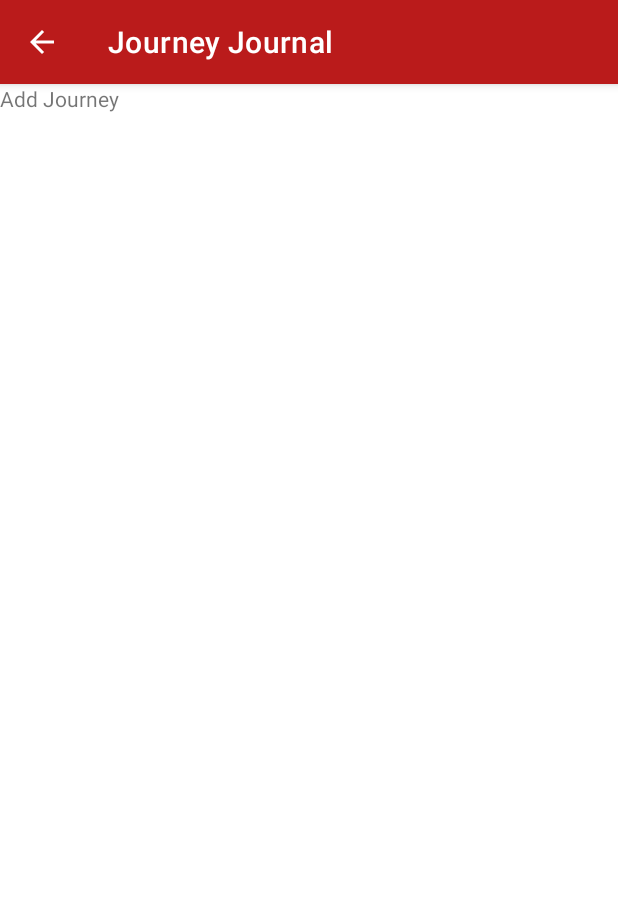
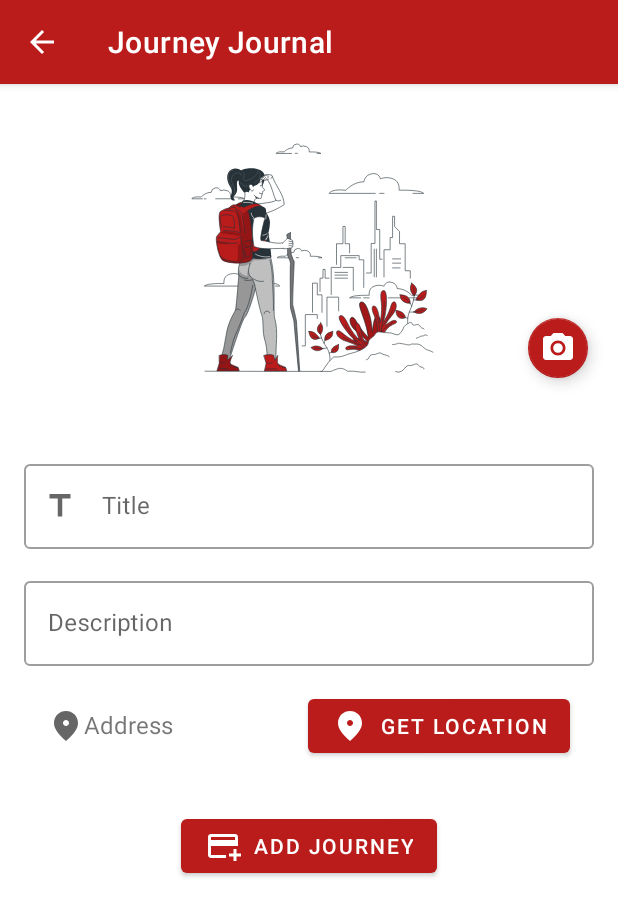
Before and after one commit to itSubeDibesh/JourneyJournal, an Android app: the fragment AddFragment placed in its activity, on a phone screen of 412 x 824 dp. Shown: the top 916 px of the screen. Run offline under Robolectric (Android 15) with nearby library versions, the phone set to English and light mode, and no system bars; 1 statement that could not run was skipped.

Commit message:
Journey CRUD Ui Completed

```diff
--- a/app/src/main/res/layout/fragment_add.xml
+++ b/app/src/main/res/layout/fragment_add.xml
@@ -1,15 +1,131 @@
 <?xml version="1.0" encoding="utf-8"?>
-<FrameLayout xmlns:android="http://schemas.android.com/apk/res/android"
+<ScrollView xmlns:android="http://schemas.android.com/apk/res/android"
     xmlns:tools="http://schemas.android.com/tools"
     android:layout_width="match_parent"
     android:layout_height="match_parent"
-    android:theme="@style/Theme.JourneyJournal"
+    xmlns:app="http://schemas.android.com/apk/res-auto"
     tools:context=".views.fragments.journey.add.AddFragment">
 
-    <TextView
-        android:layout_width="wrap_content"
-        android:layout_height="wrap_content"
-        android:text="@string/page_add_journey"
-        />
+    <androidx.constraintlayout.widget.ConstraintLayout
+        android:layout_width="match_parent"
+        android:layout_height="@dimen/ib">
 
-</FrameLayout>
+        <ImageView
+            android:id="@+id/iv_journey_image"
+            android:layout_width="wrap_content"
+            android:layout_height="@dimen/ib_200"
+            android:layout_marginTop="@dimen/dp_medium"
+            android:contentDescription="@string/field_journey_image"
+            android:scaleType="fitCenter"
+            android:src="@drawable/ic_img_journey_default"
+            app:layout_constraintEnd_toEndOf="parent"
+            app:layout_constraintHorizontal_bias="0.0"
+            app:layout_constraintStart_toStartOf="parent"
+            app:layout_constraintTop_toTopOf="parent" />
+
+        <com.google.android.material.floatingactionbutton.FloatingActionButton
+            android:id="@+id/fab_image_add"
+            android:layout_width="wrap_content"
+            android:layout_height="wrap_content"
+            android:layout_margin="@dimen/dp_medium"
+            android:clickable="true"
+            android:contentDescription="@string/field_journey_image"
+            android:focusable="true"
+            android:src="@drawable/ic_camera"
+            android:theme="@style/Theme.JourneyJournal.FAB"
+            app:fabSize="mini"
+            app:layout_constraintBottom_toBottomOf="@+id/iv_journey_image"
+            app:layout_constraintEnd_toEndOf="parent" />
+
+        <LinearLayout
+            android:layout_width="match_parent"
+            android:layout_height="match_parent"
+            android:layout_margin="@dimen/dp_medium"
+            android:orientation="vertical"
+            app:layout_constraintBottom_toBottomOf="parent"
+            app:layout_constraintEnd_toEndOf="parent"
+            app:layout_constraintStart_toStartOf="parent"
+            app:layout_constraintTop_toBottomOf="@+id/iv_journey_image">
+
+            <com.google.android.material.textfield.TextInputLayout
+                style="@style/Widget.MaterialComponents.TextInputLayout.OutlinedBox"
+                android:layout_width="match_parent"
+                android:layout_height="wrap_content"
+                android:layout_marginTop="@dimen/dp_medium"
+                android:hint="@string/field_journey_title"
+                app:startIconDrawable="@drawable/ic_title">
+
+                <com.google.android.material.textfield.TextInputEditText
+                    android:id="@+id/tf_journey_title"
+                    android:layout_width="match_parent"
+                    android:layout_height="wrap_content"
+                    android:inputType="text" />
+
+            </com.google.android.material.textfield.TextInputLayout>
+
+            <com.google.android.material.textfield.TextInputLayout
+                style="@style/Widget.MaterialComponents.TextInputLayout.OutlinedBox"
+                android:layout_width="match_parent"
+                android:layout_height="wrap_content"
+                android:layout_marginTop="@dimen/dp_medium"
+                android:hint="@string/field_journey_description">
+
+                <com.google.android.material.textfield.TextInputEditText
+                    android:id="@+id/tf_journey_description"
+                    android:layout_width="match_parent"
+                    android:layout_height="wrap_content"
+                    android:inputType="textMultiLine"
+                    android:maxHeight="@dimen/ib_150" />
+
+            </com.google.android.material.textfield.TextInputLayout>
+
+            <androidx.constraintlayout.widget.ConstraintLayout
+                android:layout_width="match_parent"
+                android:layout_height="wrap_content">
+
+                <TextView
+                    android:id="@+id/til_journey_address"
+                    android:layout_width="wrap_content"
+                    android:layout_height="wrap_content"
+                    android:layout_gravity="center"
+                    android:layout_margin="@dimen/dp_medium"
+                    android:text="@string/field_journey_address"
+                    android:textSize="@dimen/sp_medium"
+                    app:drawableLeftCompat="@drawable/ic_gps"
+                    app:layout_constraintBottom_toBottomOf="parent"
+                    app:layout_constraintStart_toStartOf="parent"
+                    app:layout_constraintTop_toTopOf="parent" />
+
+                <Button
+                    android:id="@+id/btn_journey_get_location"
+                    android:layout_width="wrap_content"
+                    android:layout_height="wrap_content"
+                    android:layout_margin="@dimen/dp_medium"
+                    android:drawableLeft="@drawable/ic_gps"
+                    android:drawableTint="@color/white"
+                    android:gravity="center"
+                    android:text="@string/button_get_location"
+                    android:textColor="@color/white"
+                    app:layout_constraintBottom_toBottomOf="parent"
+                    app:layout_constraintEnd_toEndOf="parent"
+                    app:layout_constraintTop_toTopOf="parent" />
+
+            </androidx.constraintlayout.widget.ConstraintLayout>
+
+            <Button
+                android:id="@+id/btn_journey_add"
+                android:layout_width="wrap_content"
+                android:layout_height="wrap_content"
+                android:layout_gravity="center"
+                android:layout_margin="@dimen/dp_medium"
+                android:drawableLeft="@drawable/ic_add_card"
+                android:drawableTint="@color/white"
+                android:gravity="center"
+                android:text="@string/button_add_journey"
+                android:textColor="@color/white" />
+
+        </LinearLayout>
+
+    </androidx.constraintlayout.widget.ConstraintLayout>
+
+</ScrollView>
```
